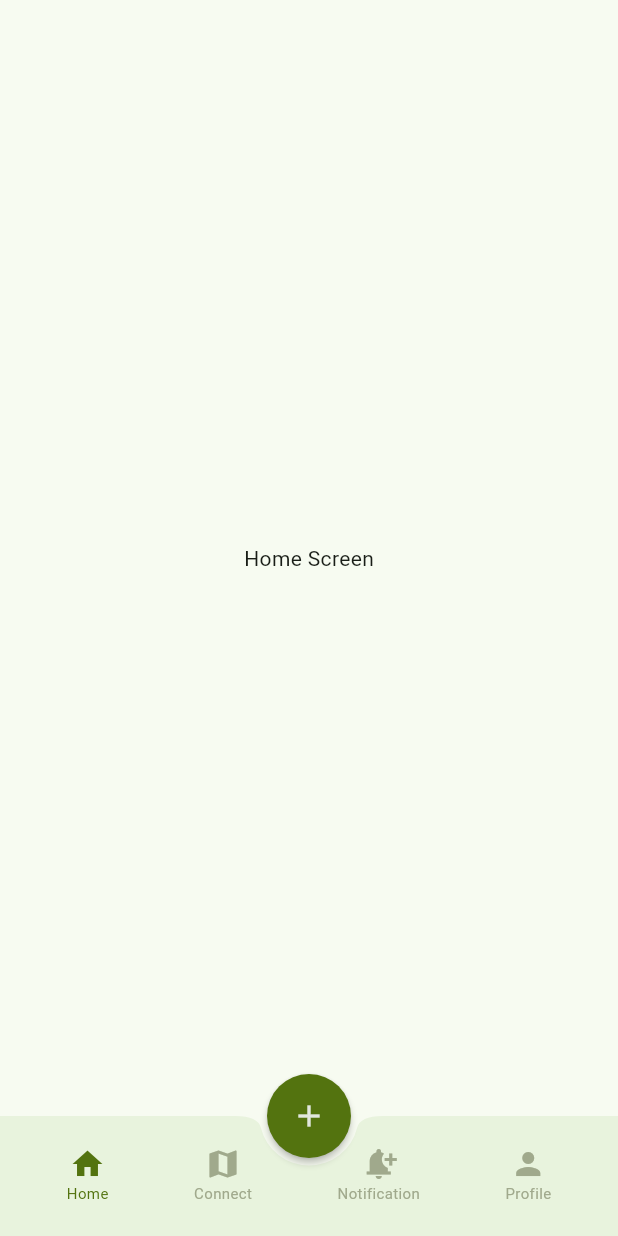
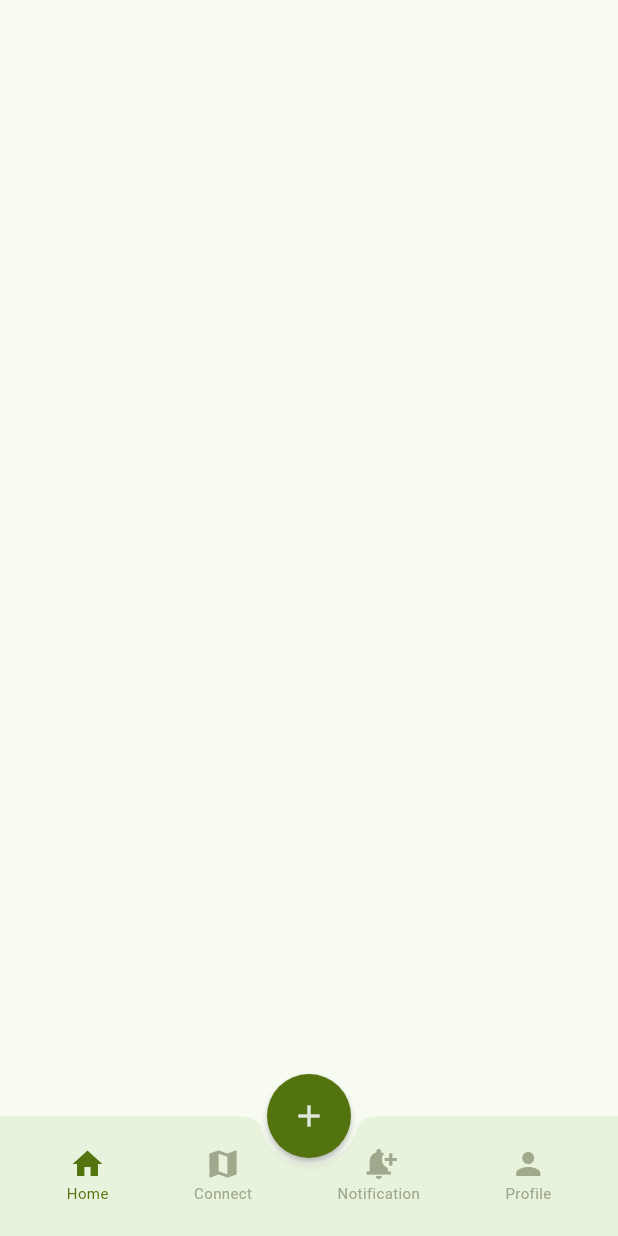
Before and after one commit to midhun776/Socially-Flutter, a Flutter app: the screen it shows after launch, on a phone screen of 412 x 824 dp. Run offline on Flutter 3.47's test engine with Material 3 defaults, Android fonts, the light colour scheme and no system bars; our stand-ins replace geocoding, google_maps_flutter, google_nav_bar.

Commit message:
Notification Page Created

```diff
--- a/lib/pages/ChatInboxScreen.dart
+++ b/lib/pages/ChatInboxScreen.dart
@@ -41,7 +41,7 @@ class _ChatinboxscreenState extends State<Chatinboxscreen> {
     },
   ];
 
-  int selectedIndex = -1; // Initialize with -1 indicating no selection
+  int selectedIndex = 0; // Initialize with -1 indicating no selection
   int selectedChatIndex = -1; // Initialize with -1 indicating no chat selected
 
   @override
--- a/lib/pages/DashboardScreen.dart
+++ b/lib/pages/DashboardScreen.dart
@@ -6,6 +6,7 @@ import 'package:socially/Resources/colorresources.dart';
 import 'package:socially/pages/ChatInboxScreen.dart';
 import 'package:socially/pages/ConnectMapScreen.dart';
 import 'package:socially/pages/HomeScreen.dart';
+import 'package:socially/pages/NotificationScreen.dart';
 import 'package:socially/pages/ProfileScreen.dart';
 
 class DashboardScreen extends StatefulWidget {
@@ -20,7 +21,7 @@ class _DashboardScreenState extends State<DashboardScreen> {
   var _selectedIndex = 0;
 
   final _pages = [
-    const HomeScreen(),
+    const NotificationScreen(),
     const ConnectScreen(),
     const Chatinboxscreen(),
     const ProfileScreen(),
--- /dev/null
+++ b/lib/pages/NotificationScreen.dart
@@ -0,0 +1,17 @@
+import 'package:flutter/material.dart';
+
+class NotificationScreen extends StatefulWidget {
+  const NotificationScreen({super.key});
+
+  @override
+  State<NotificationScreen> createState() => _NotificationScreenState();
+}
+
+class _NotificationScreenState extends State<NotificationScreen> {
+  @override
+  Widget build(BuildContext context) {
+    return Scaffold(
+
+    );
+  }
+}
```
Also changed, not shown: assets/images/empty_notifications.png (added).
